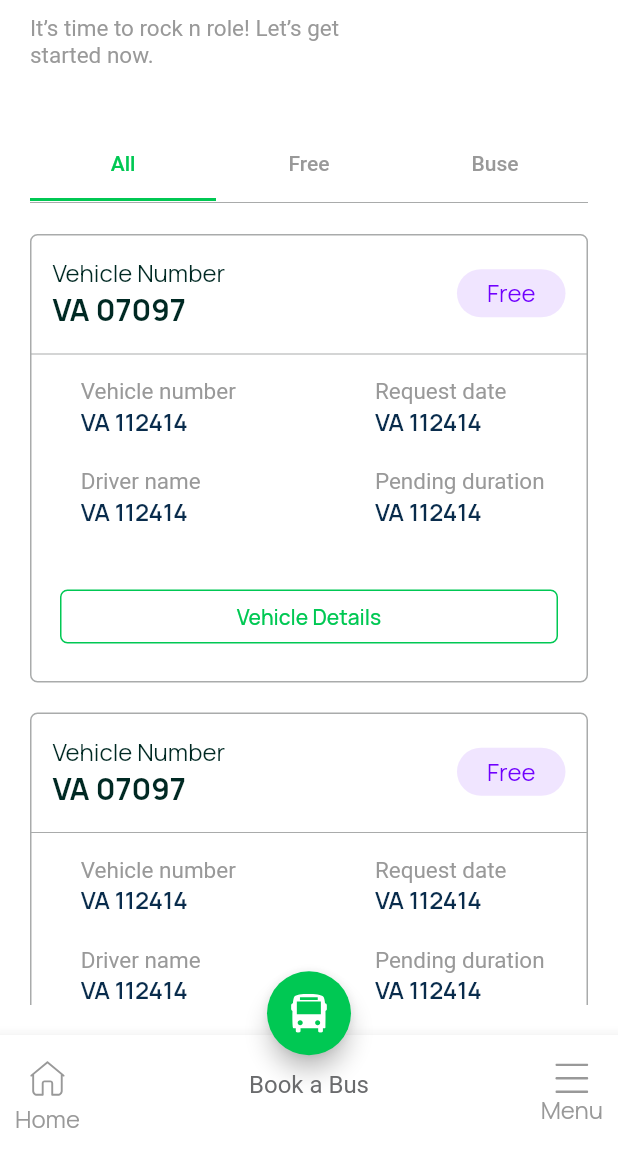
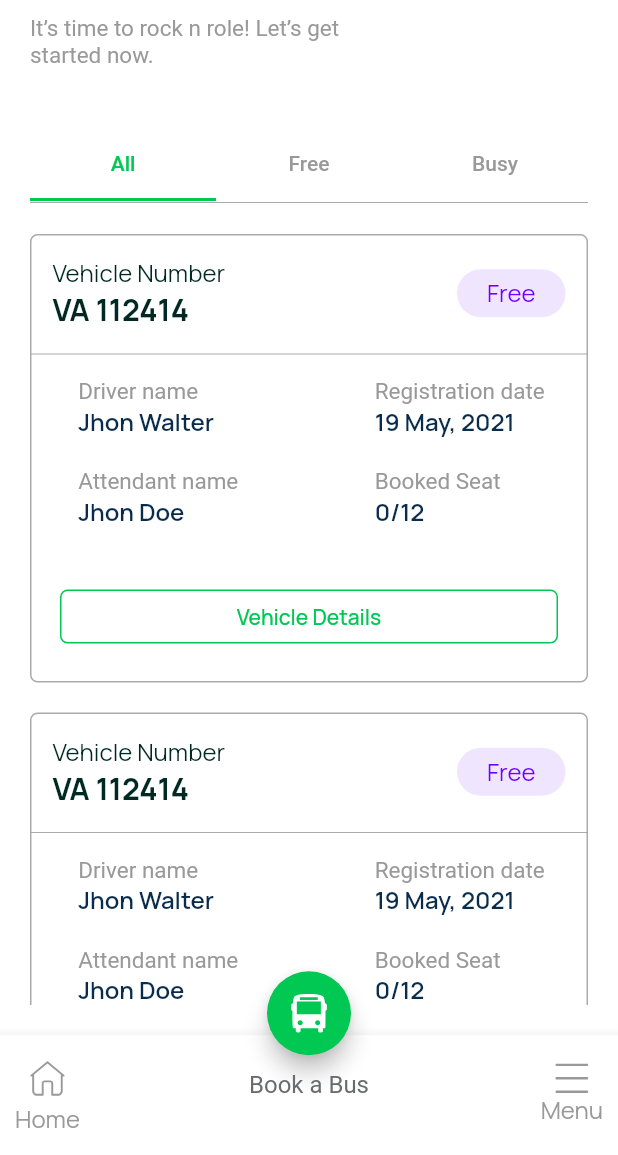
Before and after one commit to AliAkberAakash/flutter_getx_template, a Flutter app: the screen it shows after launch, on a phone screen of 412 x 824 dp, the part 81-1236 px from its top. Run offline on Flutter 3.47's test engine with Material 2 defaults, Android fonts, the phone set to English and light mode, and no system bars; our stand-ins replace cached_network_image, carousel_slider, dio, flutter_svg, fluttertoast, get and 6 more.

Commit message:
Fixed: UI Issues

```diff
--- a/lib/ui/navigation_container/navigation_container.dart
+++ b/lib/ui/navigation_container/navigation_container.dart
@@ -24,7 +24,6 @@ class NavigationContainer extends StatefulWidget {
 }
 
 class _NavigationContainerState extends State<NavigationContainer> {
-
   int _selectedItem = 5;
 
   @override
@@ -69,7 +68,7 @@ class _NavigationContainerState extends State<NavigationContainer> {
                     isSelected: _selectedItem == 1,
                     title: "Menu",
                     index: 1,
-                    onTap:(int position){
+                    onTap: (int position) {
                       _showMenu(constraints.maxHeight);
                     },
                   ),
@@ -82,7 +81,7 @@ class _NavigationContainerState extends State<NavigationContainer> {
     );
   }
 
-  void _onBottomBarTap(int index){
+  void _onBottomBarTap(int index) {
     setState(() {
       _selectedItem = index;
     });
@@ -140,52 +139,52 @@ class _NavigationContainerState extends State<NavigationContainer> {
                     child: ListView(
                       children: [
                         MenuItem(
-                          isSelected: 3==_selectedItem,
+                          isSelected: 3 == _selectedItem,
                           index: 3,
-                          title: "My Profile",
+                          title: "My profile",
                           icon: AssetConstants.ic_profile,
-                          onClick:(index) {
+                          onClick: (index) {
                             changePage(index);
                           },
                         ),
                         MenuItem(
-                          isSelected: 4==_selectedItem,
+                          isSelected: 4 == _selectedItem,
                           index: 4,
-                          title: "My Vehicle List",
+                          title: "My vehicle list",
                           icon: AssetConstants.ic_profile,
-                          onClick:(index) {
+                          onClick: (index) {
                             changePage(index);
                           },
                         ),
                         MenuItem(
-                          isSelected: 5==_selectedItem,
+                          isSelected: 5 == _selectedItem,
                           index: 5,
-                          title: "Vehicle Free Busy List",
+                          title: "Vehicle free busy list",
                           icon: AssetConstants.ic_profile,
-                          onClick:(index) {
+                          onClick: (index) {
                             changePage(index);
                           },
                         ),
                         MenuItem(
-                          isSelected: 6==_selectedItem,
+                          isSelected: 6 == _selectedItem,
                           index: 6,
                           title: "Notification",
                           icon: AssetConstants.ic_profile,
-                          onClick:(index) {
+                          onClick: (index) {
                             changePage(index);
                           },
                         ),
                         MenuItem(
-                          isSelected: 7==_selectedItem,
+                          isSelected: 7 == _selectedItem,
                           index: 7,
-                          title: "Reset Vehicle Login",
+                          title: "Reset vehicle login",
                           icon: AssetConstants.ic_profile,
-                          onClick:(index) {
+                          onClick: (index) {
                             changePage(index);
                           },
                         ),
                         MenuItem(
-                          isSelected: 8==_selectedItem,
+                          isSelected: 8 == _selectedItem,
                           index: 8,
                           title: "Sign out",
                           icon: AssetConstants.ic_profile,
@@ -205,25 +204,29 @@ class _NavigationContainerState extends State<NavigationContainer> {
     );
   }
 
-  changePage(int index){
-
-    if(index!=2)
-    Get.back();
-    if(index != _selectedItem){
+  changePage(int index) {
+    if (index != 2) Get.back();
+    if (index != _selectedItem) {
       setState(() {
-        _selectedItem=index;
+        _selectedItem = index;
       });
     }
   }
 
-  Widget _getBody(){
-    switch(_selectedItem){
-      case 2: return ServiceProviderScreen();
-      case 3: return ServiceProviderUpdateScreen();
-      case 4: return RegistrationRequestScreen();
-      case 5: return VehicleFreeBusyList();
-      case 7: return ResetVehicleList();
-      default: return Container();
+  Widget _getBody() {
+    switch (_selectedItem) {
+      case 2:
+        return ServiceProviderScreen();
+      case 3:
+        return ServiceProviderUpdateScreen();
+      case 4:
+        return RegistrationRequestScreen();
+      case 5:
+        return VehicleFreeBusyList();
+      case 7:
+        return ResetVehicleList();
+      default:
+        return Container();
     }
   }
 }
--- a/lib/ui/registration_request/widgets/status_chip.dart
+++ b/lib/ui/registration_request/widgets/status_chip.dart
@@ -4,15 +4,9 @@ import 'package:google_fonts/google_fonts.dart';
 import 'package:nilam/utils/colors.dart';
 import 'package:nilam/utils/dimens.dart';
 
-enum ChipStatus{
-  APPROVED,
-  PENDING,
-  FREE,
-  BUSY
-}
+enum ChipStatus { APPROVED, PENDING, FREE, BUSY }
 
 class StatusChip extends StatelessWidget {
-
   final ChipStatus chipStatus;
 
   const StatusChip({required this.chipStatus});
@@ -36,32 +30,39 @@ class StatusChip extends StatelessWidget {
         ),
         child: Text(
           _getTitle(chipStatus),
-          style: GoogleFonts.manrope(
-            color: _getColor(chipStatus)
-          ),
+          style: GoogleFonts.manrope(color: _getColor(chipStatus)),
         ),
       ),
     );
   }
 
-  Color _getColor(ChipStatus status){
-    switch(status){
-      case ChipStatus.APPROVED: return approvedChipColor;
-      case ChipStatus.PENDING: return pendingChipColor;
-      case ChipStatus.FREE: return freeChipColor;
-      case ChipStatus.BUSY: return busyChipColor;
-      default: return accent;
+  Color _getColor(ChipStatus status) {
+    switch (status) {
+      case ChipStatus.APPROVED:
+        return approvedChipColor;
+      case ChipStatus.PENDING:
+        return pendingChipColor;
+      case ChipStatus.FREE:
+        return freeChipColor;
+      case ChipStatus.BUSY:
+        return busyChipColor;
+      default:
+        return accent;
     }
   }
 
- String _getTitle(ChipStatus status){
-    switch(status){
-      case ChipStatus.APPROVED: return "Approved";
-      case ChipStatus.PENDING: return "Pending";
-      case ChipStatus.FREE: return "Free";
-      case ChipStatus.BUSY: return "busy";
-      default: return "Undefined";
+  String _getTitle(ChipStatus status) {
+    switch (status) {
+      case ChipStatus.APPROVED:
+        return "Approved";
+      case ChipStatus.PENDING:
+        return "Pending";
+      case ChipStatus.FREE:
+        return "Free";
+      case ChipStatus.BUSY:
+        return "Busy";
+      default:
+        return "Undefined";
     }
   }
-
 }
--- a/lib/ui/registration_request/widgets/vehicle_info_widget.dart
+++ b/lib/ui/registration_request/widgets/vehicle_info_widget.dart
@@ -4,7 +4,6 @@ import 'package:nilam/ui/common_widgets/text_field_headline.dart';
 import 'package:nilam/utils/colors.dart';
 
 class VehicleInfoWidget extends StatelessWidget {
-
   final String title, value;
 
   const VehicleInfoWidget({required this.title, required this.value});
@@ -18,11 +17,9 @@ class VehicleInfoWidget extends StatelessWidget {
           headline: title,
         ),
         Text(
-          "VA 112414",
-          style: GoogleFonts.manrope(
-              fontWeight: FontWeight.w600,
-              color: blueText
-          ),
+          value,
+          style:
+              GoogleFonts.manrope(fontWeight: FontWeight.w600, color: blueText),
         ),
       ],
     );
--- a/lib/ui/reset_vehicle_login/reset_vehicle_list.dart
+++ b/lib/ui/reset_vehicle_login/reset_vehicle_list.dart
@@ -30,7 +30,7 @@ class _ResetVehicleListState extends State<ResetVehicleList> {
                   crossAxisAlignment: CrossAxisAlignment.start,
                   children: [
                     LargeHeadlineWidget(
-                      headline: "Reset Vehicle Login",
+                      headline: "Reset vehicle login",
                     ),
                     VSpacer10(),
                     SizedBox(
@@ -54,7 +54,7 @@ class _ResetVehicleListState extends State<ResetVehicleList> {
                             text: "Free",
                           ),
                           Tab(
-                            text: "Buse",
+                            text: "Busy",
                           ),
                         ],
                       ),
@@ -69,19 +69,19 @@ class _ResetVehicleListState extends State<ResetVehicleList> {
                         children: [
                           ListView.builder(
                             itemCount: 10,
-                            itemBuilder: (ctx, idx){
+                            itemBuilder: (ctx, idx) {
                               return ResetVehicleItem(status: ChipStatus.FREE);
                             },
                           ),
                           ListView.builder(
                             itemCount: 10,
-                            itemBuilder: (ctx, idx){
+                            itemBuilder: (ctx, idx) {
                               return ResetVehicleItem(status: ChipStatus.FREE);
                             },
                           ),
                           ListView.builder(
                             itemCount: 10,
-                            itemBuilder: (ctx, idx){
+                            itemBuilder: (ctx, idx) {
                               return ResetVehicleItem(status: ChipStatus.BUSY);
                             },
                           ),
--- a/lib/ui/reset_vehicle_login/widgets/reset_vehicle_item.dart
+++ b/lib/ui/reset_vehicle_login/widgets/reset_vehicle_item.dart
@@ -10,15 +10,12 @@ import 'package:nilam/utils/dimens.dart';
 import 'package:nilam/utils/spacers.dart';
 
 class ResetVehicleItem extends StatelessWidget {
-
   final ChipStatus status;
   final bool showButton;
 
-  const ResetVehicleItem({
-    Key? key,
-    required this.status,
-    this.showButton = true
-  }) : super(key: key);
+  const ResetVehicleItem(
+      {Key? key, required this.status, this.showButton = true})
+      : super(key: key);
 
   @override
   Widget build(BuildContext context) {
@@ -47,13 +44,13 @@ class ResetVehicleItem extends StatelessWidget {
                   crossAxisAlignment: CrossAxisAlignment.start,
                   children: [
                     Text(
-                      "Vehicle Number",
+                      "Vehicle number",
                       style: GoogleFonts.manrope(
                         color: darkText,
                       ),
                     ),
                     Text(
-                      "VA 07097",
+                      "VA 112414",
                       style: GoogleFonts.manrope(
                         color: darkText,
                         fontSize: dp20,
@@ -70,7 +67,6 @@ class ResetVehicleItem extends StatelessWidget {
             color: greyBorder,
             height: 2,
           ),
-
           Padding(
             padding: EdgeInsets.all(dp15),
             child: Row(
@@ -91,7 +87,7 @@ class ResetVehicleItem extends StatelessWidget {
                           VSpacer20(),
                           VehicleInfoWidget(
                             title: "Driver name",
-                            value: "John Doe",
+                            value: "Jhon Doe",
                           ),
                         ],
                       ),
@@ -113,19 +109,18 @@ class ResetVehicleItem extends StatelessWidget {
                           VSpacer20(),
                           VehicleInfoWidget(
                             title: "Pending duration",
-                            value: "28 hrs",
+                            value: "N/A",
                           ),
                         ],
                       ),
-
                     ],
                   ),
                 ),
               ],
             ),
           ),
-
-          showButton ? Padding(
+          showButton
+              ? Padding(
                   padding: const EdgeInsets.all(dp20),
                   child: OutlinedMaterialButton(
                     onClick: () {
@@ -133,7 +128,8 @@ class ResetVehicleItem extends StatelessWidget {
                     },
                     text: "Reset Login",
                   ),
-          ) : Container(
+                )
+              : Container(
                   height: dp10,
                 ),
         ],
--- a/lib/ui/service_provider/service_provider_screen.dart
+++ b/lib/ui/service_provider/service_provider_screen.dart
@@ -85,6 +85,7 @@ class _ServiceProviderScreenState extends State<ServiceProviderScreen> {
             CommonTextField(controller: TextEditingController()),
             VSpacer40(),
             PositiveButton(text: "Submit", onClicked: () {}),
+            VSpacer60(),
           ],
         ),
       ),
--- a/lib/ui/service_provider/widgets/positive_button.dart
+++ b/lib/ui/service_provider/widgets/positive_button.dart
@@ -3,7 +3,6 @@ import 'package:nilam/utils/colors.dart';
 import 'package:nilam/utils/dimens.dart';
 
 class PositiveButton extends StatelessWidget {
-
   final String text;
   final Function() onClicked;
 
@@ -22,12 +21,11 @@ class PositiveButton extends StatelessWidget {
       ),
       onPressed: onClicked,
       color: Colors.green,
-      child:Text(
+      child: Text(
         text,
         style: TextStyle(
           color: white,
           fontSize: dp20,
-          fontWeight: FontWeight.bold,
         ),
       ),
     );
--- a/lib/ui/service_provider/widgets/update_button.dart
+++ b/lib/ui/service_provider/widgets/update_button.dart
@@ -26,7 +26,6 @@ class UpdateButton extends StatelessWidget {
         style: TextStyle(
           color: accent,
           fontSize: dp20,
-          fontWeight: FontWeight.bold,
         ),
       ),
     );
--- a/lib/ui/update_vehicle/update_vehicle_screen.dart
+++ b/lib/ui/update_vehicle/update_vehicle_screen.dart
@@ -45,11 +45,11 @@ class _UpdateVehicleScreenState extends State<UpdateVehicleScreen> {
           children: [
             LargeHeadlineWidget(headline: 'Update your vehicle'),
             VSpacer40(),
-            TextFieldHeadline(headline: 'Vehicle Image'),
+            TextFieldHeadline(headline: 'Vehicle image'),
             VSpacer20(),
             _capTureImage(),
             VSpacer40(),
-            TextFieldHeadline(headline: 'Vehicle Number'),
+            TextFieldHeadline(headline: 'Vehicle number'),
             VSpacer10(),
             CommonTextField(controller: TextEditingController()),
             VSpacer40(),
@@ -57,23 +57,23 @@ class _UpdateVehicleScreenState extends State<UpdateVehicleScreen> {
             VSpacer10(),
             CommonTextField(controller: TextEditingController()),
             VSpacer40(),
-            TextFieldHeadline(headline: 'Driver Name'),
+            TextFieldHeadline(headline: 'Driver name'),
             VSpacer10(),
             CommonTextField(controller: TextEditingController()),
             VSpacer40(),
-            TextFieldHeadline(headline: 'Driver License Number'),
+            TextFieldHeadline(headline: 'Driver license number'),
             VSpacer10(),
             CommonTextField(controller: TextEditingController()),
             VSpacer40(),
-            TextFieldHeadline(headline: 'Driver Phone Number'),
+            TextFieldHeadline(headline: 'Driver phone number'),
             VSpacer10(),
             CommonTextField(controller: TextEditingController()),
             VSpacer40(),
-            TextFieldHeadline(headline: 'Contact Person Position'),
+            TextFieldHeadline(headline: 'Contact person position'),
             VSpacer10(),
             CommonTextField(controller: TextEditingController()),
             VSpacer40(),
-            TextFieldHeadline(headline: 'Attendant Name'),
+            TextFieldHeadline(headline: 'Attendant name'),
             VSpacer10(),
             CommonTextField(controller: TextEditingController()),
             VSpacer40(),
--- a/lib/ui/vehicle_free_busy_list/vehicle_free_busy_details.dart
+++ b/lib/ui/vehicle_free_busy_list/vehicle_free_busy_details.dart
@@ -62,11 +62,11 @@ class _VehicleFreeBusyDetailsState extends State<VehicleFreeBusyDetails> {
                       fit: BoxFit.cover,
                     ),
                     VSpacer20(),
-                        TextFieldHeadline(headline: "Vehicle Capacity"),
+                    TextFieldHeadline(headline: "Vehicle capacity"),
                     VSpacer10(),
                     TextFieldValueWidget(headline: "12 Person"),
                     VSpacer20(),
-                        TextFieldHeadline(headline: "Driver Name"),
+                    TextFieldHeadline(headline: "Driver name"),
                     VSpacer10(),
                     TextFieldValueWidget(headline: "Violet Norman"),
                     VSpacer20(),
@@ -74,25 +74,25 @@ class _VehicleFreeBusyDetailsState extends State<VehicleFreeBusyDetails> {
                     VSpacer10(),
                     TextFieldValueWidget(headline: "+0123 456 789"),
                     VSpacer20(),
-                        TextFieldHeadline(headline: "Request Date"),
+                    TextFieldHeadline(headline: "Request date"),
                     VSpacer10(),
                     TextFieldValueWidget(headline: "19 June, 2021"),
                     VSpacer20(),
-                        TextFieldHeadline(headline: "Request Pending Duration"),
+                    TextFieldHeadline(headline: "Request pending duration"),
                     VSpacer10(),
                     TextFieldValueWidget(headline: "N/A"),
                     VSpacer20(),
-                        TextFieldHeadline(headline: "Driver License number"),
+                    TextFieldHeadline(headline: "Driver license number"),
                     VSpacer10(),
-                        TextFieldValueWidget(headline: "8645241"),
+                    TextFieldValueWidget(headline: "896842424"),
                     VSpacer20(),
-                        TextFieldHeadline(headline: "Attendant Name"),
+                    TextFieldHeadline(headline: "Attendant name"),
                     VSpacer10(),
-                        TextFieldValueWidget(headline: "John Doe"),
+                    TextFieldValueWidget(headline: "Jhon Doe"),
                     VSpacer20(),
-                        TextFieldHeadline(headline: "Attendant number"),
+                    TextFieldHeadline(headline: "Attendant phone"),
                     VSpacer10(),
-                        TextFieldValueWidget(headline: "+242267682"),
+                    TextFieldValueWidget(headline: "+9869878921312"),
                     VSpacer20(),
                   ],
                 ),
@@ -101,7 +101,6 @@ class _VehicleFreeBusyDetailsState extends State<VehicleFreeBusyDetails> {
           ],
         ),
       ),
-        )
-    );
+    ));
   }
 }
--- a/lib/ui/vehicle_free_busy_list/vehicle_free_busy_screen.dart
+++ b/lib/ui/vehicle_free_busy_list/vehicle_free_busy_screen.dart
@@ -54,7 +54,7 @@ class _VehicleFreeBusyListState extends State<VehicleFreeBusyList> {
                             text: "Free",
                           ),
                           Tab(
-                            text: "Buse",
+                            text: "Busy",
                           ),
                         ],
                       ),
@@ -69,20 +69,23 @@ class _VehicleFreeBusyListState extends State<VehicleFreeBusyList> {
                         children: [
                           ListView.builder(
                             itemCount: 10,
-                            itemBuilder: (ctx, idx){
-                              return VehicleFreeBusyItem(status: ChipStatus.FREE);
+                            itemBuilder: (ctx, idx) {
+                              return VehicleFreeBusyItem(
+                                  status: ChipStatus.FREE);
                             },
                           ),
                           ListView.builder(
                             itemCount: 10,
-                            itemBuilder: (ctx, idx){
-                              return VehicleFreeBusyItem(status: ChipStatus.FREE);
+                            itemBuilder: (ctx, idx) {
+                              return VehicleFreeBusyItem(
+                                  status: ChipStatus.FREE);
                             },
                           ),
                           ListView.builder(
                             itemCount: 10,
-                            itemBuilder: (ctx, idx){
-                              return VehicleFreeBusyItem(status: ChipStatus.BUSY);
+                            itemBuilder: (ctx, idx) {
+                              return VehicleFreeBusyItem(
+                                  status: ChipStatus.BUSY);
                             },
                           ),
                         ],
--- a/lib/ui/vehicle_free_busy_list/widgets/vehicle_free_busy_item.dart
+++ b/lib/ui/vehicle_free_busy_list/widgets/vehicle_free_busy_item.dart
@@ -10,7 +10,6 @@ import 'package:nilam/utils/dimens.dart';
 import 'package:nilam/utils/spacers.dart';
 
 class VehicleFreeBusyItem extends StatelessWidget {
-
   final ChipStatus status;
   final bool showButton;
 
@@ -53,7 +52,7 @@ class VehicleFreeBusyItem extends StatelessWidget {
                       ),
                     ),
                     Text(
-                      "VA 07097",
+                      "VA 112414",
                       style: GoogleFonts.manrope(
                         color: darkText,
                         fontSize: dp20,
@@ -70,7 +69,6 @@ class VehicleFreeBusyItem extends StatelessWidget {
             color: greyBorder,
             height: 2,
           ),
-
           Padding(
             padding: EdgeInsets.all(dp15),
             child: Row(
@@ -85,13 +83,13 @@ class VehicleFreeBusyItem extends StatelessWidget {
                         crossAxisAlignment: CrossAxisAlignment.start,
                         children: [
                           VehicleInfoWidget(
-                            title: "Vehicle number",
-                            value: "VA 112414",
+                            title: "Driver name",
+                            value: "Jhon Walter",
                           ),
                           VSpacer20(),
                           VehicleInfoWidget(
-                            title: "Driver name",
-                            value: "John Doe",
+                            title: "Attendant name",
+                            value: "Jhon Doe",
                           ),
                         ],
                       ),
@@ -107,25 +105,24 @@ class VehicleFreeBusyItem extends StatelessWidget {
                         crossAxisAlignment: CrossAxisAlignment.start,
                         children: [
                           VehicleInfoWidget(
-                            title: "Request date",
+                            title: "Registration date",
                             value: "19 May, 2021",
                           ),
                           VSpacer20(),
                           VehicleInfoWidget(
-                            title: "Pending duration",
-                            value: "28 hrs",
+                            title: "Booked Seat",
+                            value: "0/12",
                           ),
                         ],
                       ),
-
                     ],
                   ),
                 ),
               ],
             ),
           ),
-
-          showButton ? Padding(
+          showButton
+              ? Padding(
                   padding: const EdgeInsets.all(dp20),
                   child: OutlinedMaterialButton(
                     onClick: () {
@@ -133,7 +130,8 @@ class VehicleFreeBusyItem extends StatelessWidget {
                     },
                     text: "Vehicle Details",
                   ),
-          ) : Container(
+                )
+              : Container(
                   height: dp10,
                 ),
         ],
```
Also changed, not shown: lib/ui/registration_request/vehicle_details_screen.dart (+8 -7 lines), lib/ui/reset_vehicle_login/reset_vehicle_login_screen.dart (+7 -6 lines). Lines whose indentation alone changed are shown as unchanged.
